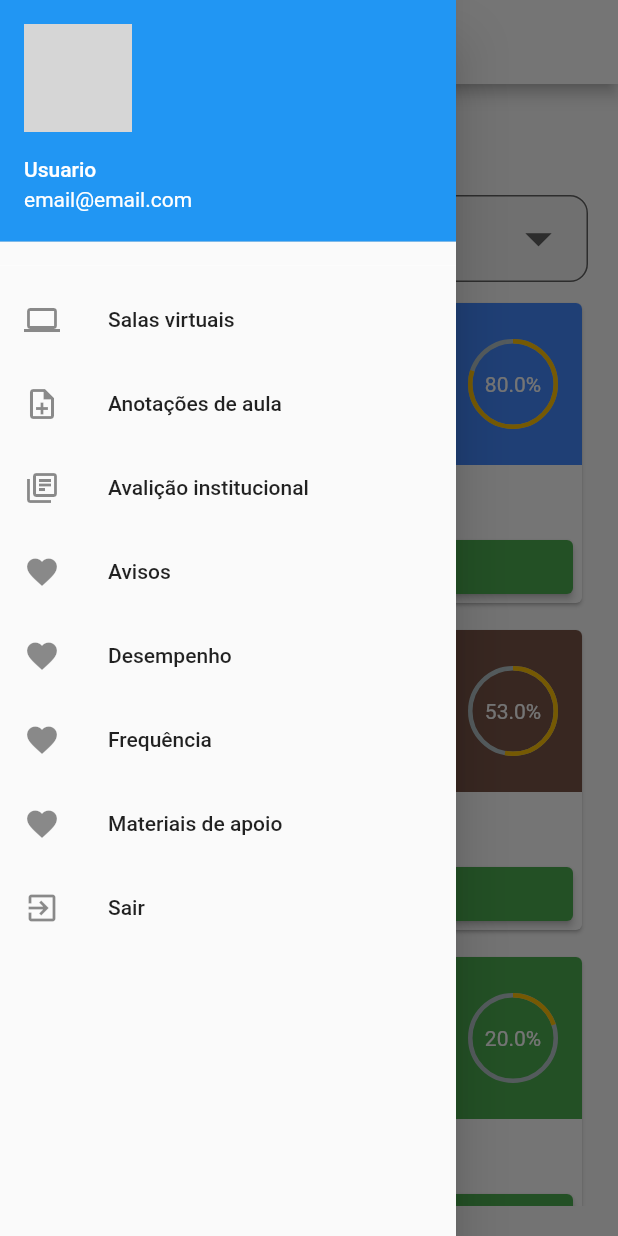
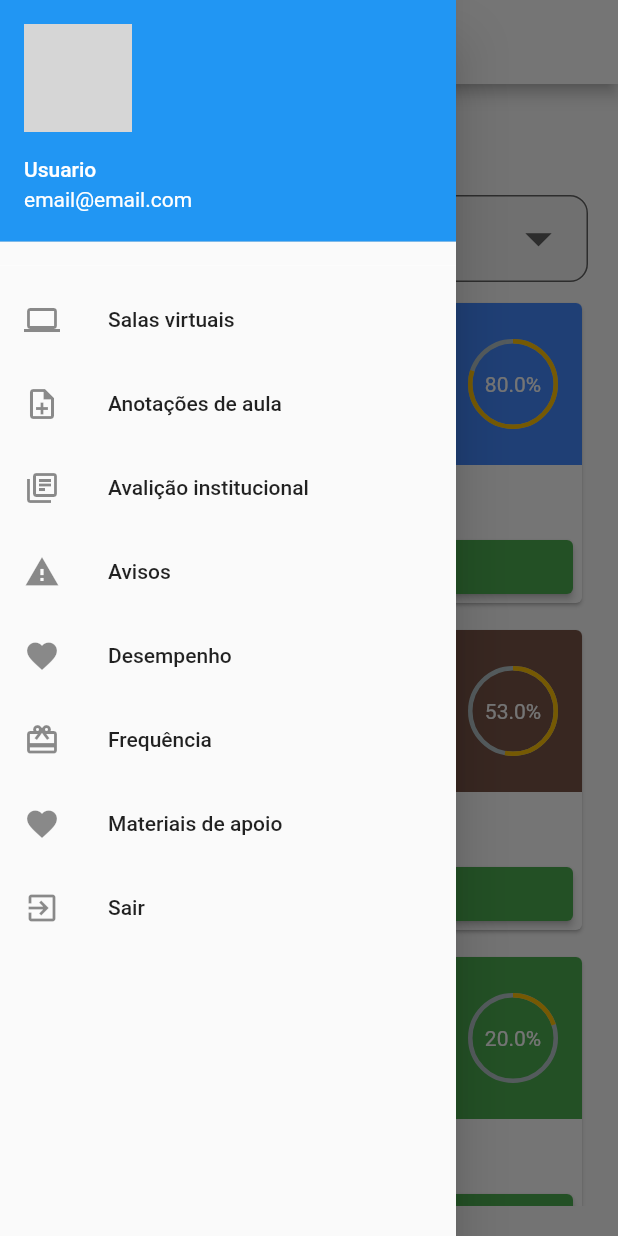
Before and after one commit to DouglasSerena/aula-ulbra, a Flutter app: the screen it shows after launch, with the side drawer open, on a phone screen of 412 x 824 dp. Run offline on Flutter 3.47's test engine with Material 2 defaults, Android fonts, the phone set to English and light mode, and no system bars; drawn by our look-alikes of badges, percent_indicator; our stand-ins replace flutter_bloc; network calls fail; grey boxes are pictures that could not be loaded.

Commit message:
ajustando botoes

```diff
--- a/lib/layout/drawer_common_layout.dart
+++ b/lib/layout/drawer_common_layout.dart
@@ -28,7 +28,9 @@ class DrawerCommonLayout extends Drawer {
                 ListTile(
                     leading: const Icon(Icons.computer_outlined),
                     title: const Text('Salas virtuais'),
-                    onTap: () {}),
+                    onTap: () {
+                      // navigator.push()
+                    }),
                 ListTile(
                   leading: const Icon(Icons.note_add_outlined),
                   title: const Text('Anotações de aula'),
@@ -40,7 +42,7 @@ class DrawerCommonLayout extends Drawer {
                   onTap: () {},
                 ),
                 ListTile(
-                  leading: const Icon(Icons.favorite),
+                  leading: const Icon(Icons.warning),
                   title: const Text('Avisos'),
                   onTap: () {},
                 ),
@@ -50,7 +52,7 @@ class DrawerCommonLayout extends Drawer {
                   onTap: () {},
                 ),
                 ListTile(
-                  leading: const Icon(Icons.favorite),
+                  leading: const Icon(Icons.wallet_giftcard),
                   title: const Text('Frequência'),
                   onTap: () {},
                 ),
```
